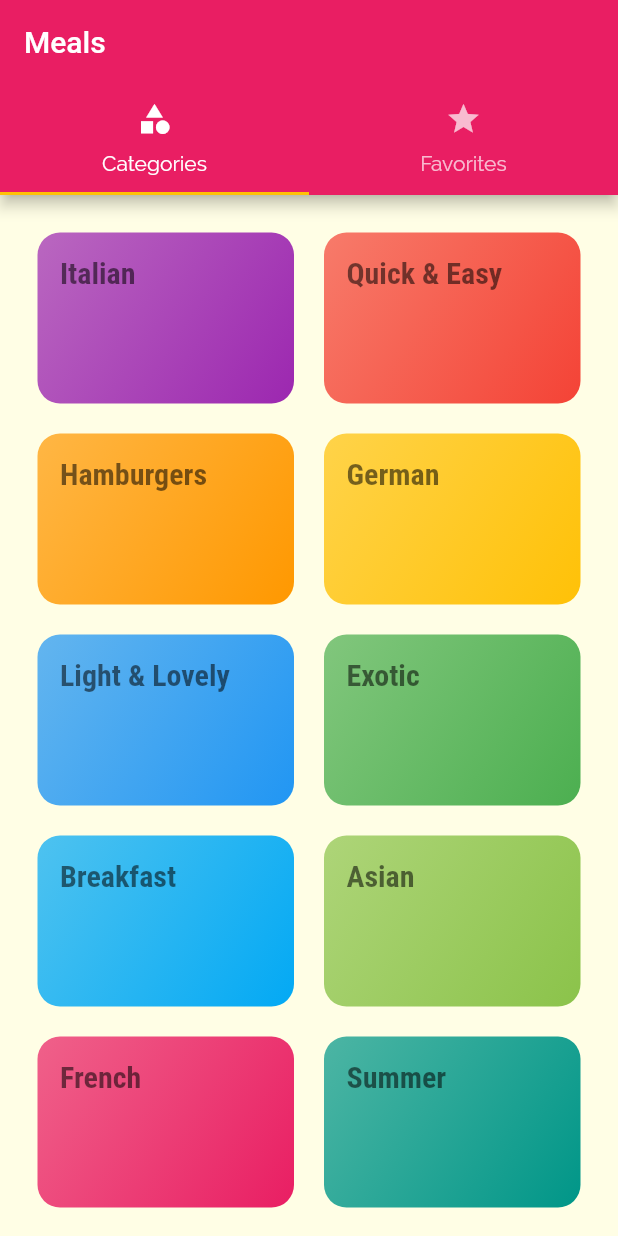
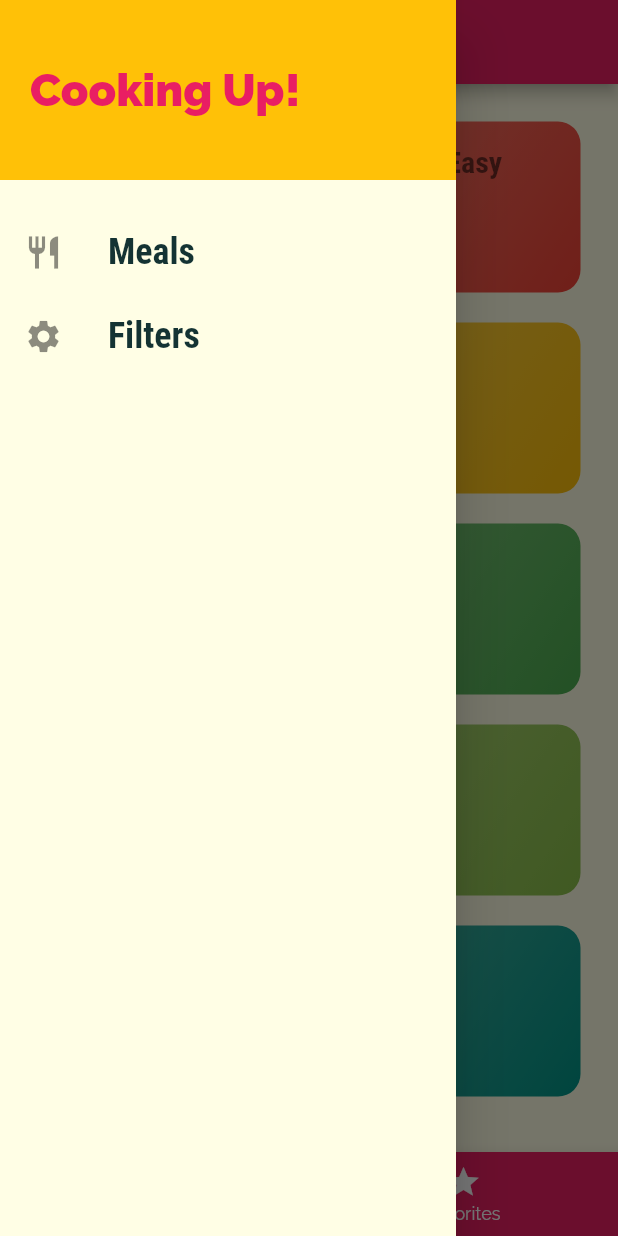
Before and after one commit to filgaia/flutter-showcase, a Flutter app: the screen it shows after launch, with the side drawer open (before the commit the screen has no drawer), on a phone screen of 412 x 824 dp. Run offline on Flutter 3.47's test engine with Material 2 defaults, Android fonts, the phone set to English and light mode, and no system bars.

Commit message:
feature - drawer

```diff
--- a/meals/lib/main.dart
+++ b/meals/lib/main.dart
@@ -1,3 +1,4 @@
+import 'package:Meals/screens/filters_screen.dart';
 import 'package:flutter/material.dart';
 
 import './screens/categories_screen.dart';
@@ -35,6 +36,7 @@ class MyApp extends StatelessWidget {
         '/': (ctx) => TabsScreen(),
         CategoryMealsScreen.routeName: (ctx) => CategoryMealsScreen(),
         MealDetailScreen.routeName: (ctx) => MealDetailScreen(),
+        FiltersScreen.routeName: (ctx) => FiltersScreen(),
       },
       onGenerateRoute: (settings) {
         print(settings.arguments);
--- /dev/null
+++ b/meals/lib/screens/filters_screen.dart
@@ -0,0 +1,18 @@
+import 'package:flutter/material.dart';
+
+import '../widgets/main_drawer.dart';
+
+class FiltersScreen extends StatelessWidget {
+  static const routeName = '/filters';
+
+  const FiltersScreen({Key? key}) : super(key: key);
+
+  @override
+  Widget build(BuildContext context) {
+    return Scaffold(
+      drawer: MainDrawer(),
+      appBar: AppBar(title: Text('Your Filters')),
+      body: Center(child: Text('Filters Screen')),
+    );
+  }
+}
--- a/meals/lib/screens/tabs_screen.dart
+++ b/meals/lib/screens/tabs_screen.dart
@@ -2,6 +2,7 @@ import 'package:flutter/material.dart';
 
 import './categories_screen.dart';
 import './favorites_screen.dart';
+import '../widgets/main_drawer.dart';
 
 class TabsScreen extends StatefulWidget {
   const TabsScreen({Key? key}) : super(key: key);
@@ -11,22 +12,43 @@ class TabsScreen extends StatefulWidget {
 }
 
 class _TabsScreenState extends State<TabsScreen> {
+  final List<Map<String, Object>> _pages = [
+    {'page': CategoriesScreen(), 'title': 'Categories'},
+    {'page': FavoritesScreen(), 'title': 'Favorites'},
+  ];
+  int _selectedPageIndex = 0;
+
+  void _selectPage(int index) {
+    setState(() => _selectedPageIndex = index);
+  }
+
   @override
   Widget build(BuildContext context) {
-    return DefaultTabController(
-      length: 2,
-      child: Scaffold(
-        appBar: AppBar(
-          title: Text('Meals'),
-          bottom: TabBar(tabs: [
-            Tab(icon: Icon(Icons.category), text: 'Categories'),
-            Tab(icon: Icon(Icons.star), text: 'Favorites'),
-          ]),
-        ),
-        body: TabBarView(children: [
-          CategoriesScreen(),
-          FavoritesScreen(),
-        ]),
+    return Scaffold(
+      appBar: AppBar(
+        title: Text(_pages[_selectedPageIndex]['title'] as String),
+      ),
+      drawer: MainDrawer(),
+      body: _pages[_selectedPageIndex]['page'] as Widget,
+      bottomNavigationBar: BottomNavigationBar(
+        items: [
+          BottomNavigationBarItem(
+            // backgroundColor: Theme.of(context).primaryColor,
+            icon: Icon(Icons.category),
+            label: 'Categories',
+          ),
+          BottomNavigationBarItem(
+            // backgroundColor: Theme.of(context).primaryColor,
+            icon: Icon(Icons.star),
+            label: 'Favorites',
+          ),
+        ],
+        unselectedItemColor: Colors.white,
+        selectedItemColor: Theme.of(context).colorScheme.secondary,
+        backgroundColor: Theme.of(context).primaryColor,
+        onTap: _selectPage,
+        currentIndex: _selectedPageIndex,
+        // type: BottomNavigationBarType.fixed,
       ),
     );
   }
--- /dev/null
+++ b/meals/lib/widgets/main_drawer.dart
@@ -0,0 +1,58 @@
+import 'package:Meals/screens/filters_screen.dart';
+import 'package:flutter/material.dart';
+
+class MainDrawer extends StatelessWidget {
+  const MainDrawer({Key? key}) : super(key: key);
+
+  Widget _buildListTile(IconData icon, String title, VoidCallback tabHandler) {
+    return ListTile(
+      leading: Icon(icon, size: 26),
+      title: Text(
+        title,
+        style: TextStyle(
+          fontFamily: 'RobotoCondensed',
+          fontSize: 24,
+          fontWeight: FontWeight.bold,
+        ),
+      ),
+      onTap: tabHandler,
+    );
+  }
+
+  @override
+  Widget build(BuildContext context) {
+    return Drawer(
+      child: Column(
+        children: [
+          Container(
+            height: 120,
+            width: double.infinity,
+            padding: EdgeInsets.all(20),
+            alignment: Alignment.centerLeft,
+            color: Theme.of(context).colorScheme.secondary,
+            child: Text(
+              'Cooking Up!',
+              style: TextStyle(
+                fontWeight: FontWeight.w900,
+                fontSize: 30,
+                color: Theme.of(context).primaryColor,
+              ),
+            ),
+          ),
+          SizedBox(height: 20),
+          _buildListTile(
+            Icons.restaurant,
+            'Meals',
+            () => Navigator.of(context).pushReplacementNamed('/'),
+          ),
+          _buildListTile(
+            Icons.settings,
+            'Filters',
+            () => Navigator.of(context)
+                .pushReplacementNamed(FiltersScreen.routeName),
+          ),
+        ],
+      ),
+    );
+  }
+}
```
